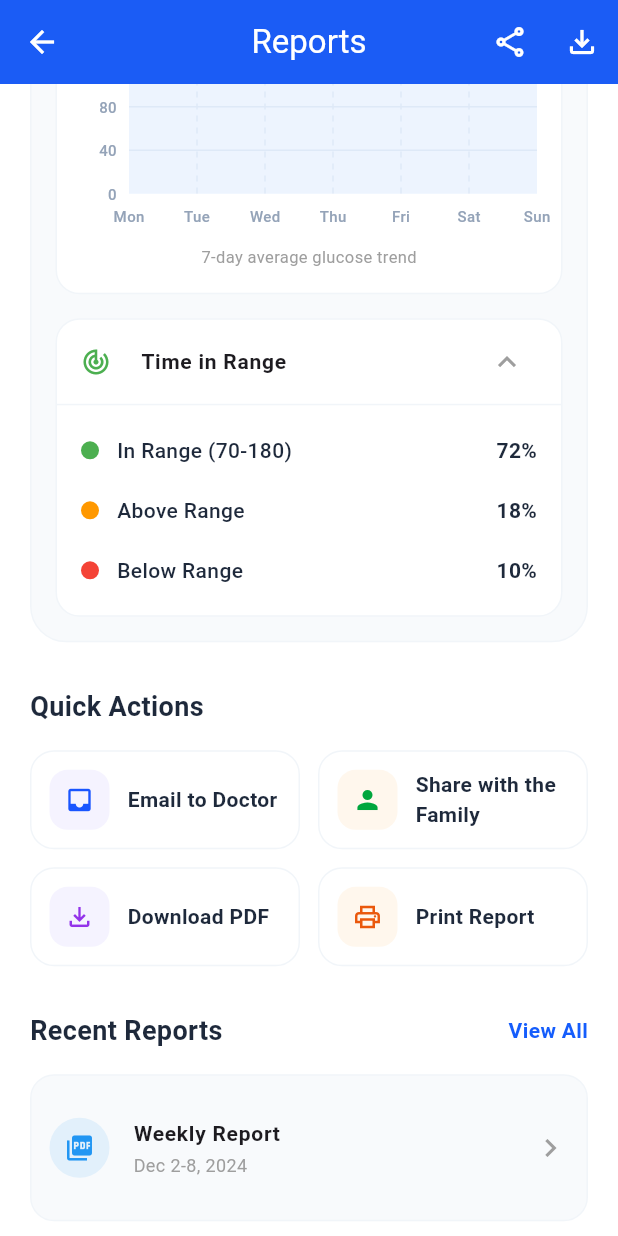
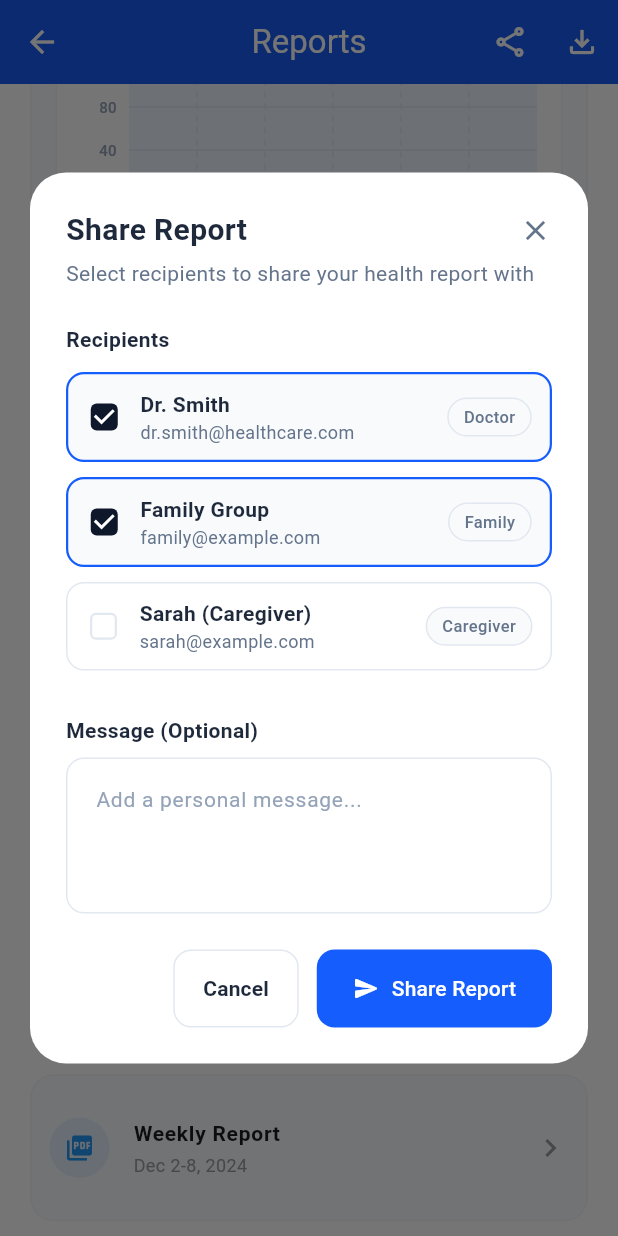
Before and after one commit to IsmailCoder366/Dialens, a Flutter app: the ReportsScreen screen opened directly, scrolled down 1152 dp, after a tap on "Share with the Family", on a phone screen of 412 x 824 dp. Run offline on Flutter 3.47's test engine with Material 3 defaults, Android fonts, the phone set to English and light mode, and no system bars; drawn by our look-alikes of fl_chart.

Commit message:
share report with family dialog added

```diff
--- a/lib/features/reports/screen/reports_screen.dart
+++ b/lib/features/reports/screen/reports_screen.dart
@@ -7,6 +7,7 @@
 import '../widgets/metric_card.dart';
 import '../widgets/quick_action_button.dart';
 import '../widgets/report_template_card.dart';
+import '../widgets/share_report_dialog.dart';
 
 class ReportsScreen extends StatelessWidget {
   const ReportsScreen({super.key});
@@ -135,7 +136,15 @@
                   label: "Share with the Family",
                   iconColor: const Color(0xFF00A63E), // Orange
                   iconBgColor: const Color(0xFFFFF7ED), // Soft Orange
-                  onTap: () => print("Print Pressed"),
+                  onTap: () {
+                    showDialog(
+                      context: context,
+                      barrierDismissible: true,
+                      builder: (BuildContext context) {
+                        return const ShareReportDialog();
+                      },
+                    );
+                  },
                 ),
               ],
             ),
--- /dev/null
+++ b/lib/features/reports/widgets/recipient_selection_tile.dart
@@ -0,0 +1,71 @@
+import 'package:flutter/material.dart';
+
+class RecipientSelectionTile extends StatelessWidget {
+  final String name;
+  final String email;
+  final String role;
+  final bool isSelected;
+  final ValueChanged<bool?> onChanged;
+
+  const RecipientSelectionTile({
+    super.key,
+    required this.name,
+    required this.email,
+    required this.role,
+    required this.isSelected,
+    required this.onChanged,
+  });
+
+  @override
+  Widget build(BuildContext context) {
+    return Container(
+      margin: const EdgeInsets.only(bottom: 12),
+      padding: const EdgeInsets.symmetric(horizontal: 12, vertical: 10),
+      decoration: BoxDecoration(
+        borderRadius: BorderRadius.circular(12),
+        border: Border.all(color: const Color(0xFFE2E8F0)),
+      ),
+      child: Row(
+        children: [
+          // Custom Styled Checkbox
+          SizedBox(
+            width: 24,
+            height: 24,
+            child: Checkbox(
+              value: isSelected,
+              onChanged: onChanged,
+              activeColor: const Color(0xFF0F172A), // Dark navy from image
+              shape: RoundedRectangleBorder(borderRadius: BorderRadius.circular(4)),
+            ),
+          ),
+          const SizedBox(width: 12),
+          // User Info
+          Expanded(
+            child: Column(
+              crossAxisAlignment: CrossAxisAlignment.start,
+              children: [
+                Text(name,
+                    style: const TextStyle(fontWeight: FontWeight.bold, fontSize: 14, color: Color(0xFF1E293B))),
+                Text(email,
+                    style: const TextStyle(fontSize: 12, color: Color(0xFF64748B))),
+              ],
+            ),
+          ),
+          // Role Badge
+          Container(
+            padding: const EdgeInsets.symmetric(horizontal: 8, vertical: 4),
+            decoration: BoxDecoration(
+              color: const Color(0xFFF8FAFC),
+              borderRadius: BorderRadius.circular(20),
+              border: Border.all(color: const Color(0xFFE2E8F0)),
+            ),
+            child: Text(
+              role,
+              style: const TextStyle(fontSize: 11, fontWeight: FontWeight.w500, color: Color(0xFF64748B)),
+            ),
+          ),
+        ],
+      ),
+    );
+  }
+}
--- /dev/null
+++ b/lib/features/reports/widgets/share_report_dialog.dart
@@ -0,0 +1,207 @@
+import 'package:flutter/material.dart';
+
+class ShareReportDialog extends StatefulWidget {
+  const ShareReportDialog({super.key});
+
+  @override
+  State<ShareReportDialog> createState() => _ShareReportDialogState();
+}
+
+class _ShareReportDialogState extends State<ShareReportDialog> {
+  // Data state for checkboxes
+  final List<Map<String, dynamic>> _recipients = [
+    {"name": "Dr. Smith", "email": "dr.smith@healthcare.com", "role": "Doctor", "isSelected": true},
+    {"name": "Family Group", "email": "family@example.com", "role": "Family", "isSelected": true},
+    {"name": "Sarah (Caregiver)", "email": "sarah@example.com", "role": "Caregiver", "isSelected": false},
+  ];
+
+  @override
+  Widget build(BuildContext context) {
+    return Dialog(
+      backgroundColor: Colors.white,
+      elevation: 8,
+      // Prevents full-screen on mobile, keeps it as a centered card
+      insetPadding: const EdgeInsets.symmetric(horizontal: 20, vertical: 24),
+      shape: RoundedRectangleBorder(borderRadius: BorderRadius.circular(24)),
+      child: ConstrainedBox(
+        // Limits width on web/tablet to match the "Share Report.png" UI
+        constraints: const BoxConstraints(maxWidth: 440),
+        child: SingleChildScrollView(
+          child: Padding(
+            padding: const EdgeInsets.all(24.0),
+            child: Column(
+              mainAxisSize: MainAxisSize.min, // Shrinks dialog to fit content height
+              crossAxisAlignment: CrossAxisAlignment.start,
+              children: [
+                _buildHeader(context),
+                const SizedBox(height: 24),
+                const Text(
+                  "Recipients",
+                  style: TextStyle(fontSize: 14, fontWeight: FontWeight.w600, color: Color(0xFF1E293B)),
+                ),
+                const SizedBox(height: 12),
+
+                // Generates the clickable tiles
+                ..._recipients.map((person) => _buildRecipientTile(person)),
+
+                const SizedBox(height: 20),
+                const Text(
+                  "Message (Optional)",
+                  style: TextStyle(fontSize: 14, fontWeight: FontWeight.w600, color: Color(0xFF1E293B)),
+                ),
+                const SizedBox(height: 8),
+                _buildMessageInput(),
+
+                const SizedBox(height: 24),
+                _buildFooterActions(context),
+              ],
+            ),
+          ),
+        ),
+      ),
+    );
+  }
+
+  // --- PRIVATE HELPER METHODS ---
+
+  Widget _buildHeader(BuildContext context) {
+    return Column(
+      crossAxisAlignment: CrossAxisAlignment.start,
+      children: [
+        Row(
+          mainAxisAlignment: MainAxisAlignment.spaceBetween,
+          children: [
+            const Text(
+              "Share Report",
+              style: TextStyle(fontSize: 20, fontWeight: FontWeight.bold, color: Color(0xFF1E293B)),
+            ),
+            GestureDetector(
+              onTap: () => Navigator.pop(context),
+              child: const Icon(Icons.close, size: 22, color: Color(0xFF64748B)),
+            ),
+          ],
+        ),
+        const SizedBox(height: 4),
+        const Text(
+          "Select recipients to share your health report with",
+          style: TextStyle(fontSize: 14, color: Color(0xFF64748B)),
+        ),
+      ],
+    );
+  }
+
+  Widget _buildRecipientTile(Map<String, dynamic> person) {
+    bool selected = person['isSelected'];
+    return GestureDetector(
+      onTap: () {
+        setState(() {
+          person['isSelected'] = !person['isSelected'];
+        });
+      },
+      child: Container(
+        margin: const EdgeInsets.only(bottom: 10),
+        padding: const EdgeInsets.symmetric(horizontal: 12, vertical: 10),
+        decoration: BoxDecoration(
+          borderRadius: BorderRadius.circular(12),
+          border: Border.all(
+            color: selected ? const Color(0xFF155DFC) : const Color(0xFFE2E8F0),
+            width: selected ? 1.5 : 1,
+          ),
+          color: selected ? const Color(0xFFF8FAFC) : Colors.white,
+        ),
+        child: Row(
+          children: [
+            SizedBox(
+              height: 24,
+              width: 24,
+              child: Checkbox(
+                value: selected,
+                onChanged: (val) => setState(() => person['isSelected'] = val),
+                activeColor: const Color(0xFF0F172A), // Dark Navy
+                shape: RoundedRectangleBorder(borderRadius: BorderRadius.circular(4)),
+                side: const BorderSide(color: Color(0xFFE2E8F0), width: 1.5),
+              ),
+            ),
+            const SizedBox(width: 12),
+            Expanded(
+              child: Column(
+                crossAxisAlignment: CrossAxisAlignment.start,
+                children: [
+                  Text(person['name'],
+                      style: const TextStyle(fontWeight: FontWeight.bold, fontSize: 14, color: Color(0xFF1E293B))),
+                  Text(person['email'],
+                      style: const TextStyle(fontSize: 12, color: Color(0xFF64748B))),
+                ],
+              ),
+            ),
+            _buildBadge(person['role']),
+          ],
+        ),
+      ),
+    );
+  }
+
+  Widget _buildBadge(String role) {
+    return Container(
+      padding: const EdgeInsets.symmetric(horizontal: 10, vertical: 4),
+      decoration: BoxDecoration(
+        color: const Color(0xFFF8FAFC),
+        borderRadius: BorderRadius.circular(20),
+        border: Border.all(color: const Color(0xFFE2E8F0)),
+      ),
+      child: Text(
+        role,
+        style: const TextStyle(fontSize: 11, fontWeight: FontWeight.w500, color: Color(0xFF64748B)),
+      ),
+    );
+  }
+
+  Widget _buildMessageInput() {
+    return TextField(
+      maxLines: 3,
+      decoration: InputDecoration(
+        hintText: "Add a personal message...",
+        hintStyle: const TextStyle(color: Color(0xFF94A3B8), fontSize: 14),
+        contentPadding: const EdgeInsets.all(16),
+        enabledBorder: OutlineInputBorder(
+          borderRadius: BorderRadius.circular(12),
+          borderSide: const BorderSide(color: Color(0xFFE2E8F0)),
+        ),
+        focusedBorder: OutlineInputBorder(
+          borderRadius: BorderRadius.circular(12),
+          borderSide: const BorderSide(color: Color(0xFF155DFC), width: 1.5),
+        ),
+      ),
+    );
+  }
+
+  Widget _buildFooterActions(BuildContext context) {
+    return Row(
+      mainAxisAlignment: MainAxisAlignment.end,
+      children: [
+        OutlinedButton(
+          onPressed: () => Navigator.pop(context),
+          style: OutlinedButton.styleFrom(
+            padding: const EdgeInsets.symmetric(horizontal: 20, vertical: 16),
+            side: const BorderSide(color: Color(0xFFE2E8F0)),
+            shape: RoundedRectangleBorder(borderRadius: BorderRadius.circular(12)),
+          ),
+          child: const Text("Cancel", style: TextStyle(color: Color(0xFF1E293B), fontWeight: FontWeight.w600)),
+        ),
+        const SizedBox(width: 12),
+        ElevatedButton.icon(
+          onPressed: () => Navigator.pop(context),
+          icon: const Icon(Icons.send_rounded, size: 18),
+          label: const Text("Share Report"),
+          style: ElevatedButton.styleFrom(
+            backgroundColor: const Color(0xFF155DFC),
+            foregroundColor: Colors.white,
+            elevation: 0,
+            padding: const EdgeInsets.symmetric(horizontal: 24, vertical: 16),
+            shape: RoundedRectangleBorder(borderRadius: BorderRadius.circular(12)),
+          ),
+        ),
+      ],
+    );
+  }
+}
```
